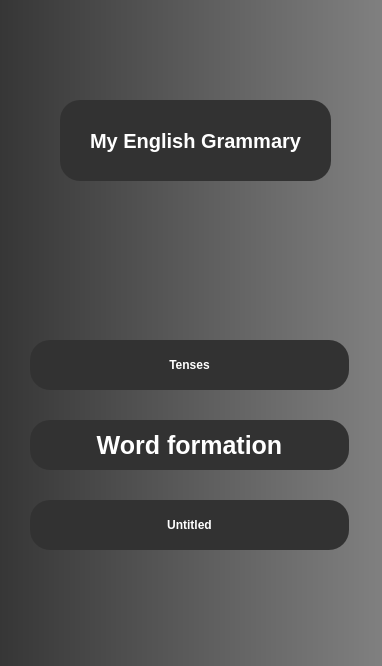
Before: the Qt Designer form Windows/StartWindow/StartWindow.ui in COBAil/My-English-Grammar, drawn with Qt 5.
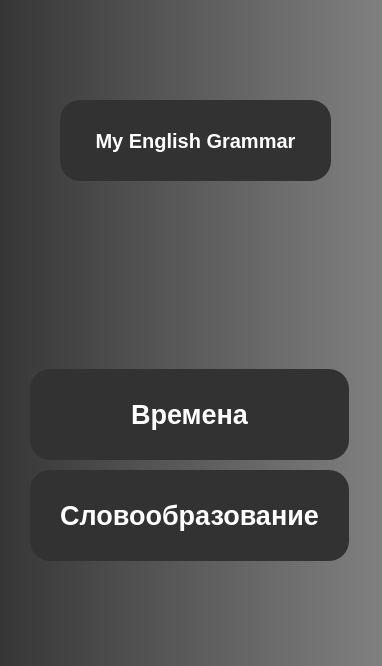
After: the same form once the commit is applied.

Patch:
```diff
--- a/Windows/StartWindow/StartWindow.ui
+++ b/Windows/StartWindow/StartWindow.ui
@@ -41,48 +41,44 @@
     <property name="geometry">
      <rect>
       <x>30</x>
-      <y>340</y>
+      <y>369</y>
       <width>319</width>
-      <height>50</height>
+      <height>91</height>
      </rect>
     </property>
+    <property name="font">
+     <font>
+      <family>Microsoft YaHei UI</family>
+      <pointsize>20</pointsize>
+      <weight>75</weight>
+      <italic>false</italic>
+      <bold>true</bold>
+     </font>
+    </property>
     <property name="text">
-     <string>Tenses</string>
+     <string>Времена</string>
     </property>
    </widget>
    <widget class="QPushButton" name="pushButton_2">
     <property name="geometry">
      <rect>
       <x>30</x>
-      <y>420</y>
+      <y>470</y>
       <width>319</width>
-      <height>50</height>
+      <height>91</height>
      </rect>
     </property>
     <property name="font">
      <font>
       <family>Microsoft YaHei UI</family>
-      <pointsize>19</pointsize>
+      <pointsize>20</pointsize>
       <weight>75</weight>
       <italic>false</italic>
       <bold>true</bold>
      </font>
     </property>
     <property name="text">
-     <string>Word formation</string>
-    </property>
-   </widget>
-   <widget class="QPushButton" name="pushButton_3">
-    <property name="geometry">
-     <rect>
-      <x>30</x>
-      <y>500</y>
-      <width>319</width>
-      <height>50</height>
-     </rect>
-    </property>
-    <property name="text">
-     <string>Untitled</string>
+     <string>Словообразование</string>
     </property>
    </widget>
    <widget class="QLabel" name="label">
@@ -114,7 +110,7 @@
 }</string>
     </property>
     <property name="text">
-     <string>My English Grammary</string>
+     <string>My English Grammar</string>
     </property>
     <property name="alignment">
      <set>Qt::AlignCenter</set>
```
Left out of the diff: 2 changed lines with no effect on the pictures.
